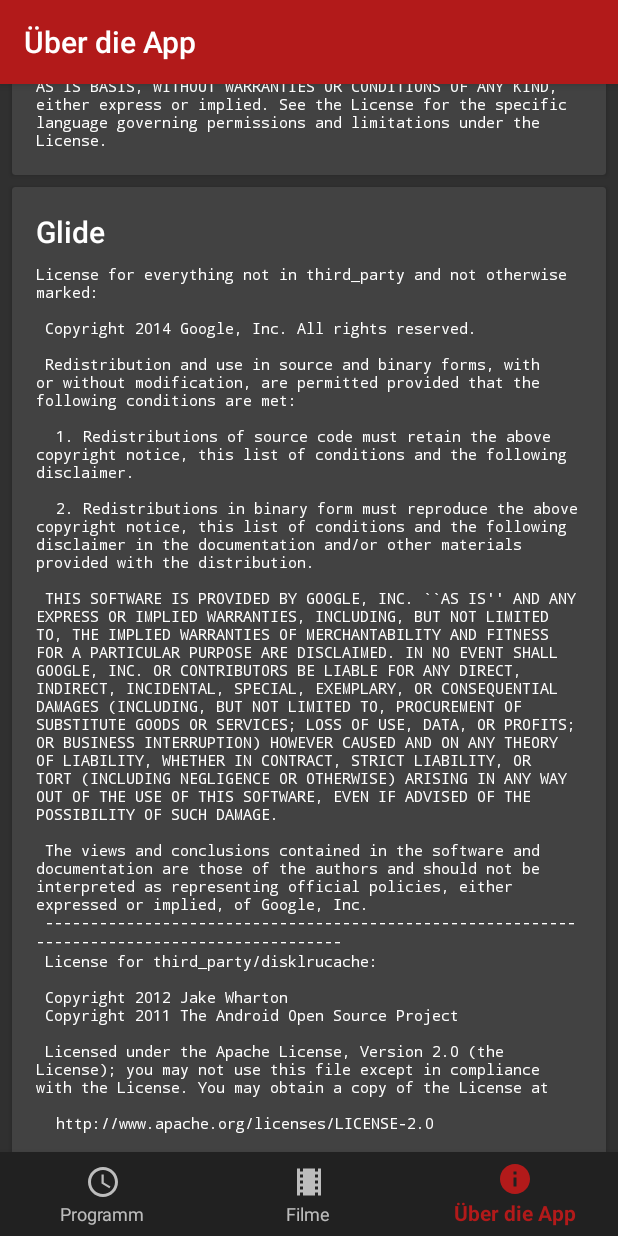
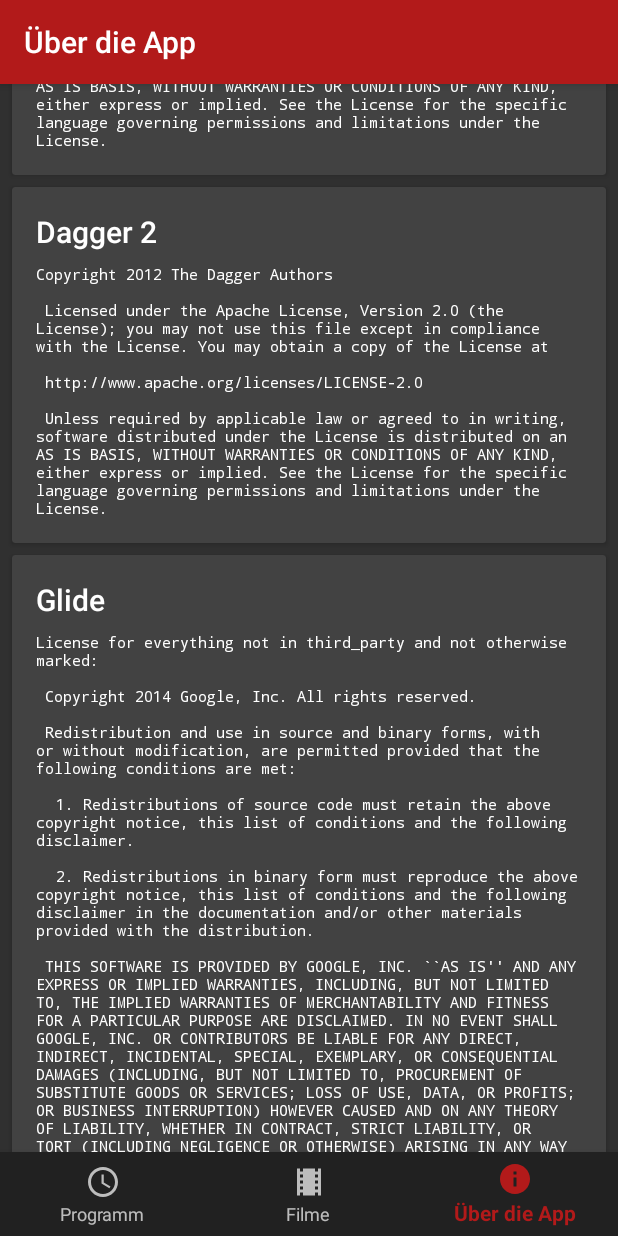
Before and after one commit to JGerdes/Schauburgr, an Android app: the screen it shows after launch (HomeActivity), item 3 of the bottom bar chosen, scrolled down 996 dp, on a phone screen of 412 x 824 dp. Run offline under Robolectric (Android 15) with nearby library versions, the phone set to English and light mode, and no system bars; our stand-ins replace ButterKnife, Dagger/Hilt's generated code.

Commit message:
Add Dagger license

```diff
--- a/app/src/main/java/com/jonasgerdes/schauburgr/usecase/home/about/AboutPresenter.java
+++ b/app/src/main/java/com/jonasgerdes/schauburgr/usecase/home/about/AboutPresenter.java
@@ -34,6 +34,9 @@ public class AboutPresenter implements AboutContract.Presenter {
                         R.string.license_butterknife_title,
                         R.string.license_butterknife_body),
                 new OpenSourceLicense(
+                        R.string.license_dagger_title,
+                        R.string.license_dagger_body),
+                new OpenSourceLicense(
                         R.string.license_glide_title,
                         R.string.license_glide_body),
                 new OpenSourceLicense(
--- a/app/src/main/res/values/licenses.xml
+++ b/app/src/main/res/values/licenses.xml
@@ -16,6 +16,22 @@ you may not use this file except in compliance with the License.
 You may obtain a copy of the License at
 \n\n
 \thttp://www.apache.org/licenses/LICENSE-2.0
+\n\n
+Unless required by applicable law or agreed to in writing, software
+distributed under the License is distributed on an "AS IS" BASIS,
+WITHOUT WARRANTIES OR CONDITIONS OF ANY KIND, either express or implied.
+See the License for the specific language governing permissions and
+limitations under the License.
+    </string>
+
+    <string name="license_dagger_title">Dagger 2</string>
+    <string name="license_dagger_body">Copyright 2012 The Dagger Authors
+\n\n
+Licensed under the Apache License, Version 2.0 (the "License");
+you may not use this file except in compliance with the License.
+You may obtain a copy of the License at
+\n\n
+   http://www.apache.org/licenses/LICENSE-2.0
 \n\n
 Unless required by applicable law or agreed to in writing, software
 distributed under the License is distributed on an "AS IS" BASIS,
```
